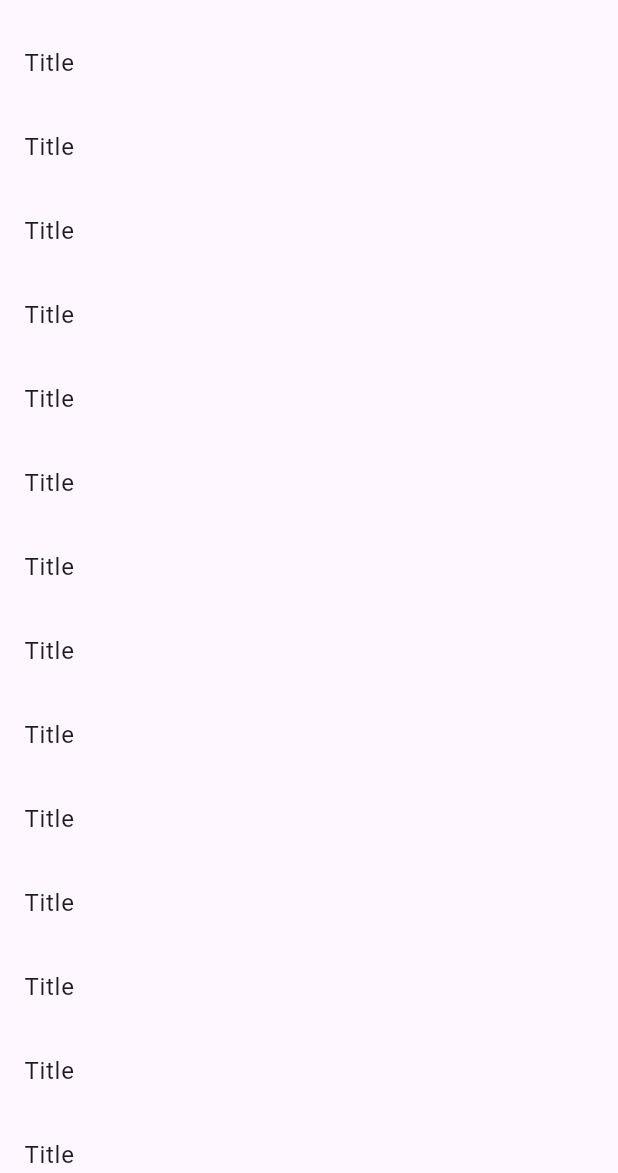
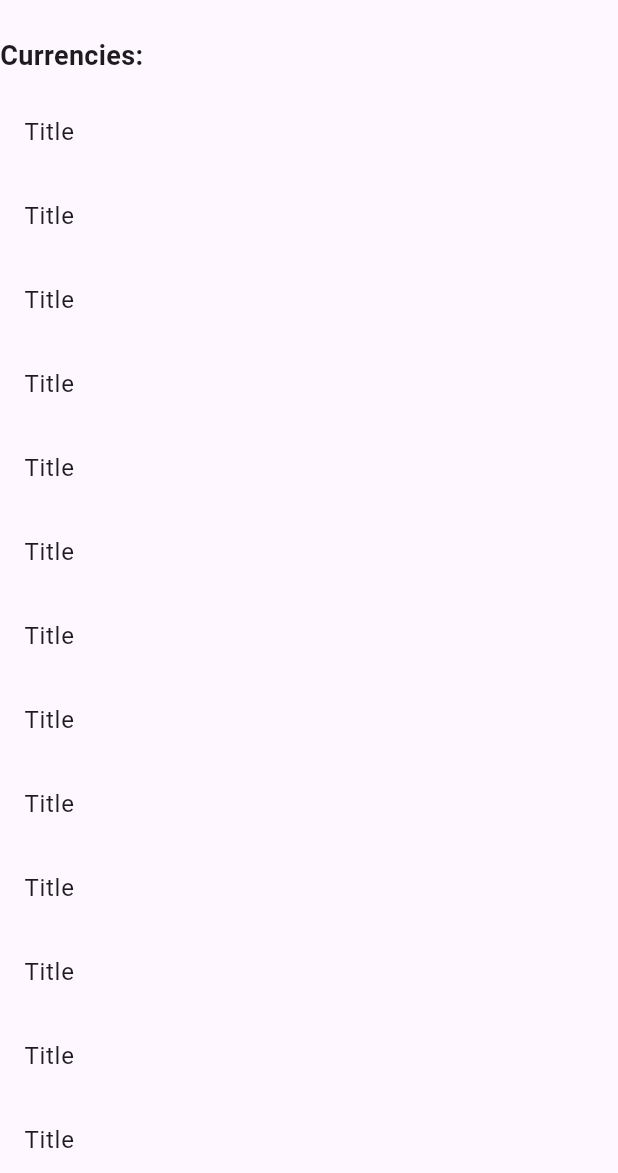
Before and after one commit to Gepeet/currency_master, a Flutter app: the screen it shows after launch, on a phone screen of 412 x 824 dp, the part 63-1236 px from its top. Run offline on Flutter 3.47's test engine with Material 3 defaults, Android fonts, the phone set to English and light mode, and no system bars; our stand-ins replace flutter_dotenv.

Commit message:
added list title

```diff
--- a/lib/components/currency_list.dart
+++ b/lib/components/currency_list.dart
@@ -6,7 +6,21 @@ class CurrencyList extends StatelessWidget{
    @override
    Widget build(BuildContext context){
       return Expanded(
-         child:
+         child: Column(
+            crossAxisAlignment: CrossAxisAlignment.start,
+            mainAxisAlignment: MainAxisAlignment.start,
+            children:[
+               const SizedBox(height:10),
+               const Text(
+                  'Currencies:',
+                  style:TextStyle(
+                     fontSize:18,
+                     fontWeight:FontWeight.w700,
+                  )
+               ),
+               const SizedBox(height:10),
+               Expanded(
+                  child:
          ListView.builder(
                   itemCount:  100,
                   itemBuilder: (context, index){
@@ -15,6 +29,10 @@ class CurrencyList extends StatelessWidget{
                      );
                   }
                )
+               )
+            ]
+         ),
+
       );
    }
 }
```
